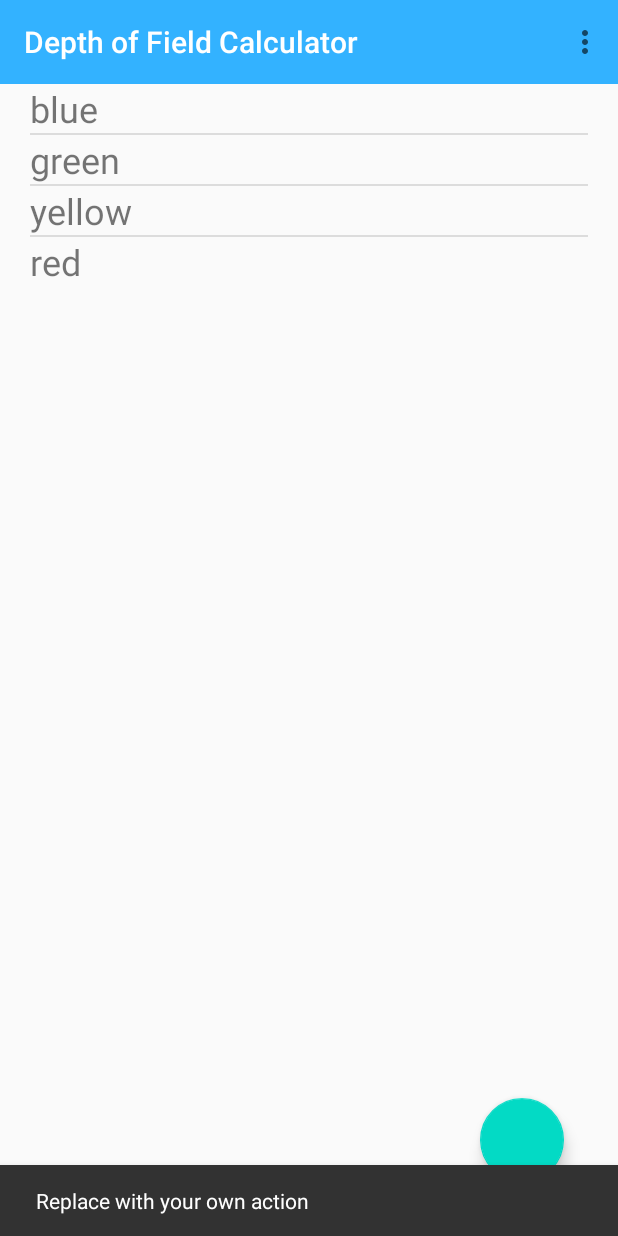
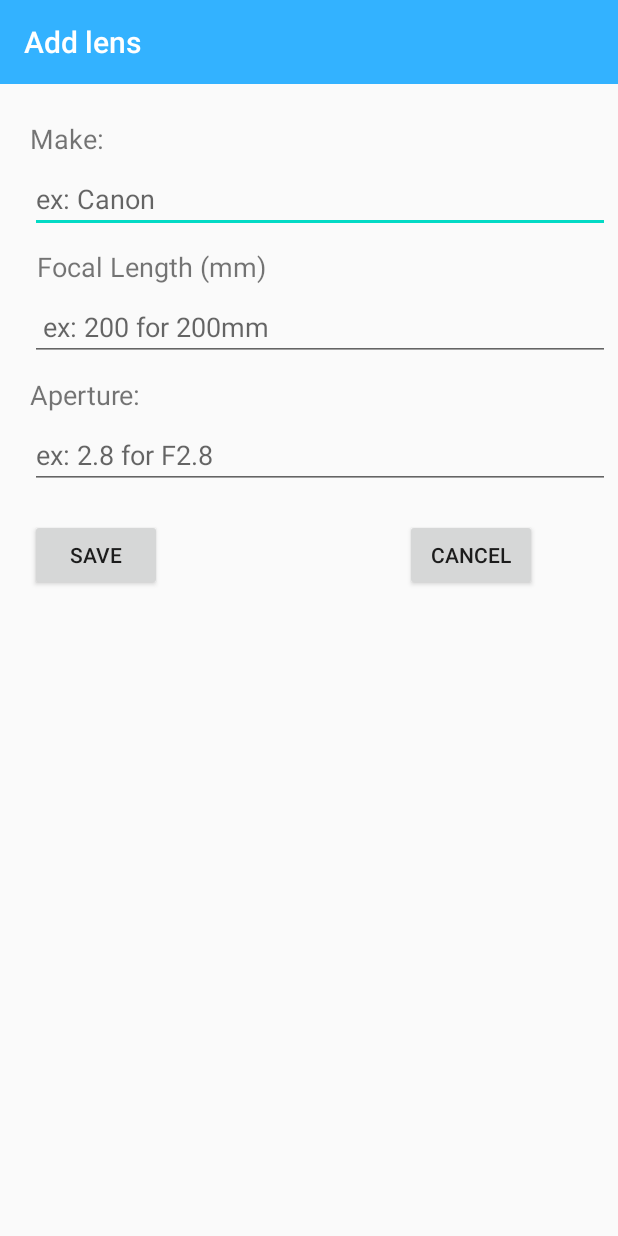
Before and after one commit to jevidin/DepthOfFieldCalculator, an Android app: the screen it shows after launch (MainActivity before the commit, AddLensActivity after it), after a tap on an icon or button, on a phone screen of 412 x 824 dp. Run offline under Robolectric (Android 15) with nearby library versions, the phone set to English and light mode, and no system bars.

Commit message:
Created main menu and add lens class

```diff
--- a/app/src/main/AndroidManifest.xml
+++ b/app/src/main/AndroidManifest.xml
@@ -9,6 +9,7 @@
         android:roundIcon="@mipmap/ic_launcher_round"
         android:supportsRtl="true"
         android:theme="@style/AppTheme">
+        <activity android:name=".AddLensActivity"></activity>
         <activity
             android:name=".MainActivity"
             android:label="@string/app_name"
--- /dev/null
+++ b/app/src/main/java/com/example/assignment2/AddLensActivity.java
@@ -0,0 +1,30 @@
+package com.example.assignment2;
+
+import androidx.appcompat.app.AppCompatActivity;
+
+import android.os.Bundle;
+import android.view.View;
+import android.widget.Button;
+
+public class AddLensActivity extends AppCompatActivity {
+
+    @Override
+    protected void onCreate(Bundle savedInstanceState) {
+        super.onCreate(savedInstanceState);
+        setContentView(R.layout.activity_add_lens);
+
+        setupCancelButton();
+    }
+
+
+
+    private void setupCancelButton(){
+        Button btn = findViewById(R.id.add_btnCancel);
+        btn.setOnClickListener(new View.OnClickListener() {
+            @Override
+            public void onClick(View v) {
+                finish();
+            }
+        });
+    }
+}
--- a/app/src/main/java/com/example/assignment2/MainActivity.java
+++ b/app/src/main/java/com/example/assignment2/MainActivity.java
@@ -1,7 +1,10 @@
 package com.example.assignment2;
 
+import android.content.Intent;
 import android.os.Bundle;
 
+import com.example.assignment2.model.Lens;
+import com.example.assignment2.model.LensManager;
 import com.google.android.material.floatingactionbutton.FloatingActionButton;
 import com.google.android.material.snackbar.Snackbar;
 
@@ -18,8 +21,11 @@ import android.widget.ListView;
 import android.widget.TextView;
 import android.widget.Toast;
 
+import java.util.ArrayList;
+import java.util.List;
+
 public class MainActivity extends AppCompatActivity {
-
+    private LensManager lensManager;
     @Override
     protected void onCreate(Bundle savedInstanceState) {
         super.onCreate(savedInstanceState);
@@ -27,25 +33,37 @@ public class MainActivity extends AppCompatActivity {
         Toolbar toolbar = findViewById(R.id.toolbar);
         setSupportActionBar(toolbar);
 
-
-
+        lensManager = LensManager.getInstance();
+        lensManager.add(new Lens("Canon", 1.8, 50));
+        lensManager.add(new Lens("Tamron", 2.8, 90));
+        lensManager.add(new Lens("Sigma", 2.8, 200));
+        lensManager.add(new Lens("Nikon", 4, 200));
         populateListView();
         registerClickCallback();
         FloatingActionButton fab = findViewById(R.id.fab);
         fab.setOnClickListener(new View.OnClickListener() {
             @Override
             public void onClick(View view) {
-                Snackbar.make(view, "Replace with your own action", Snackbar.LENGTH_LONG)
-                        .setAction("Action", null).show();
+                Intent intent = new Intent(MainActivity.this, AddLensActivity.class);
+                startActivity(intent);
             }
         });
     }
 
+    public void onRestart() {
+        super.onRestart();
+        populateListView();
+    }
+
     private void populateListView() {
-        //create list of items
-        String[] myItems = {"blue", "green", "yellow", "red"};
+        List<String> StringLenses = new ArrayList<>();
+        String lensString;
+        for(int i = 0; i < lensManager.getNumLenses(); i++){
+            lensString = "  " + i + ". " + lensManager.get(i).getDescription();
+            StringLenses.add(lensString);
+        }
 
-        ArrayAdapter<String> adapter = new ArrayAdapter<String>(MainActivity.this, R.layout.list_items, myItems);
+        ArrayAdapter<String> adapter = new ArrayAdapter<String>(MainActivity.this, R.layout.list_items, StringLenses);
 
         ListView list = findViewById(R.id.listViewCameras);
         list.setAdapter(adapter);
--- /dev/null
+++ b/app/src/main/res/drawable/ic_white_add_24.xml
@@ -0,0 +1,5 @@
+<vector android:height="24dp" android:tint="#FFFFFF"
+    android:viewportHeight="24" android:viewportWidth="24"
+    android:width="24dp" xmlns:android="http://schemas.android.com/apk/res/android">
+    <path android:fillColor="@android:color/white" android:pathData="M19,13h-6v6h-2v-6H5v-2h6V5h2v6h6v2z"/>
+</vector>
--- /dev/null
+++ b/app/src/main/res/layout/activity_add_lens.xml
@@ -0,0 +1,114 @@
+<?xml version="1.0" encoding="utf-8"?>
+<androidx.constraintlayout.widget.ConstraintLayout xmlns:android="http://schemas.android.com/apk/res/android"
+    xmlns:app="http://schemas.android.com/apk/res-auto"
+    xmlns:tools="http://schemas.android.com/tools"
+    android:layout_width="match_parent"
+    android:layout_height="match_parent"
+    tools:context=".AddLensActivity">
+
+    <androidx.appcompat.widget.Toolbar
+        android:id="@+id/toolbar"
+        android:layout_width="0dp"
+        android:layout_height="wrap_content"
+        android:background="#33B2FF"
+        android:minHeight="?attr/actionBarSize"
+        app:layout_constraintEnd_toEndOf="parent"
+        app:layout_constraintStart_toStartOf="parent"
+        app:layout_constraintTop_toTopOf="parent"
+        app:title="Add lens"
+        app:titleTextColor="@android:color/white" />
+
+    <TextView
+        android:id="@+id/add_txtMake"
+        android:layout_width="wrap_content"
+        android:layout_height="wrap_content"
+        android:layout_marginStart="20dp"
+        android:layout_marginLeft="20dp"
+        android:layout_marginTop="24dp"
+        android:text="Make:"
+        android:textSize="18sp"
+        app:layout_constraintStart_toStartOf="parent"
+        app:layout_constraintTop_toBottomOf="@+id/toolbar" />
+
+    <EditText
+        android:id="@+id/add_inputMake"
+        android:layout_width="0dp"
+        android:layout_height="wrap_content"
+        android:layout_marginTop="5dp"
+        android:layout_marginEnd="5dp"
+        android:layout_marginRight="5dp"
+        android:ems="10"
+        android:hint="ex: Canon"
+        android:inputType="textPersonName"
+        app:layout_constraintEnd_toEndOf="parent"
+        app:layout_constraintStart_toStartOf="@+id/add_txtMake"
+        app:layout_constraintTop_toBottomOf="@+id/add_txtMake" />
+
+    <TextView
+        android:id="@+id/add_txtFocalLength"
+        android:layout_width="wrap_content"
+        android:layout_height="wrap_content"
+        android:layout_marginTop="10dp"
+        android:text=" Focal Length (mm)"
+        android:textSize="18sp"
+        app:layout_constraintStart_toStartOf="@+id/add_inputMake"
+        app:layout_constraintTop_toBottomOf="@+id/add_inputMake" />
+
+    <EditText
+        android:id="@+id/add_inputFocalLength"
+        android:layout_width="0dp"
+        android:layout_height="wrap_content"
+        android:layout_marginTop="5dp"
+        android:layout_marginEnd="5dp"
+        android:layout_marginRight="5dp"
+        android:ems="10"
+        android:hint=" ex: 200 for 200mm"
+        android:inputType="textPersonName"
+        app:layout_constraintEnd_toEndOf="parent"
+        app:layout_constraintStart_toStartOf="@+id/add_txtFocalLength"
+        app:layout_constraintTop_toBottomOf="@+id/add_txtFocalLength" />
+
+    <TextView
+        android:id="@+id/add_textAperture"
+        android:layout_width="wrap_content"
+        android:layout_height="wrap_content"
+        android:layout_marginTop="10dp"
+        android:text="Aperture:"
+        android:textSize="18sp"
+        app:layout_constraintStart_toStartOf="@+id/add_inputFocalLength"
+        app:layout_constraintTop_toBottomOf="@+id/add_inputFocalLength" />
+
+    <EditText
+        android:id="@+id/add_inputAperture"
+        android:layout_width="0dp"
+        android:layout_height="wrap_content"
+        android:layout_marginTop="5dp"
+        android:layout_marginEnd="5dp"
+        android:layout_marginRight="5dp"
+        android:ems="10"
+        android:hint="ex: 2.8 for F2.8"
+        android:inputType="textPersonName"
+        app:layout_constraintEnd_toEndOf="parent"
+        app:layout_constraintStart_toStartOf="@+id/add_textAperture"
+        app:layout_constraintTop_toBottomOf="@+id/add_textAperture" />
+
+    <Button
+        android:id="@+id/add_btnSave"
+        android:layout_width="wrap_content"
+        android:layout_height="wrap_content"
+        android:layout_marginTop="20dp"
+        android:text="Save"
+        app:layout_constraintStart_toStartOf="@+id/add_inputAperture"
+        app:layout_constraintTop_toBottomOf="@+id/add_inputAperture" />
+
+    <Button
+        android:id="@+id/add_btnCancel"
+        android:layout_width="wrap_content"
+        android:layout_height="wrap_content"
+        android:layout_marginStart="250dp"
+        android:layout_marginLeft="250dp"
+        android:text="Cancel"
+        app:layout_constraintStart_toStartOf="@+id/add_btnSave"
+        app:layout_constraintTop_toTopOf="@+id/add_btnSave" />
+
+</androidx.constraintlayout.widget.ConstraintLayout>
--- a/app/src/main/res/layout/activity_main.xml
+++ b/app/src/main/res/layout/activity_main.xml
@@ -24,6 +24,7 @@
         android:layout_marginEnd="36dp"
         android:layout_marginRight="36dp"
         android:layout_marginBottom="36dp"
+        android:src="@drawable/ic_white_add_24"
         app:layout_constraintBottom_toBottomOf="parent"
         app:layout_constraintEnd_toEndOf="parent" />
 
@@ -31,14 +32,16 @@
         android:id="@+id/listViewCameras"
         android:layout_width="0dp"
         android:layout_height="wrap_content"
-        android:layout_marginStart="20dp"
-        android:layout_marginLeft="20dp"
+        android:layout_marginStart="16dp"
+        android:layout_marginLeft="16dp"
+        android:layout_marginTop="5dp"
         android:layout_marginEnd="20dp"
         android:layout_marginRight="20dp"
         android:visibility="visible"
         app:layout_constraintEnd_toEndOf="parent"
+        app:layout_constraintHorizontal_bias="1.0"
         app:layout_constraintStart_toStartOf="parent"
-        app:layout_constraintTop_toBottomOf="@+id/toolbar" />
+        app:layout_constraintTop_toBottomOf="@+id/selectLensTextView" />
 
     <androidx.appcompat.widget.Toolbar
         android:id="@+id/toolbar"
@@ -52,4 +55,16 @@
         app:title="Depth of Field Calculator"
         app:titleTextColor="@android:color/white" />
 
+    <TextView
+        android:id="@+id/selectLensTextView"
+        android:layout_width="186dp"
+        android:layout_height="37dp"
+        android:layout_marginStart="16dp"
+        android:layout_marginLeft="16dp"
+        android:layout_marginTop="16dp"
+        android:text="Please select a lens:"
+        android:textSize="18sp"
+        app:layout_constraintStart_toStartOf="parent"
+        app:layout_constraintTop_toBottomOf="@+id/toolbar" />
+
 </androidx.constraintlayout.widget.ConstraintLayout>
--- a/app/src/main/res/values/styles.xml
+++ b/app/src/main/res/values/styles.xml
@@ -1,6 +1,6 @@
 <resources>
     <!-- Base application theme. -->
-    <style name="AppTheme" parent="Theme.AppCompat.Light.DarkActionBar">
+    <style name="AppTheme" parent="Theme.AppCompat.Light.NoActionBar">
         <!-- Customize your theme here. -->
         <item name="colorPrimary">@color/colorPrimary</item>
         <item name="colorPrimaryDark">@color/colorPrimaryDark</item>
```
